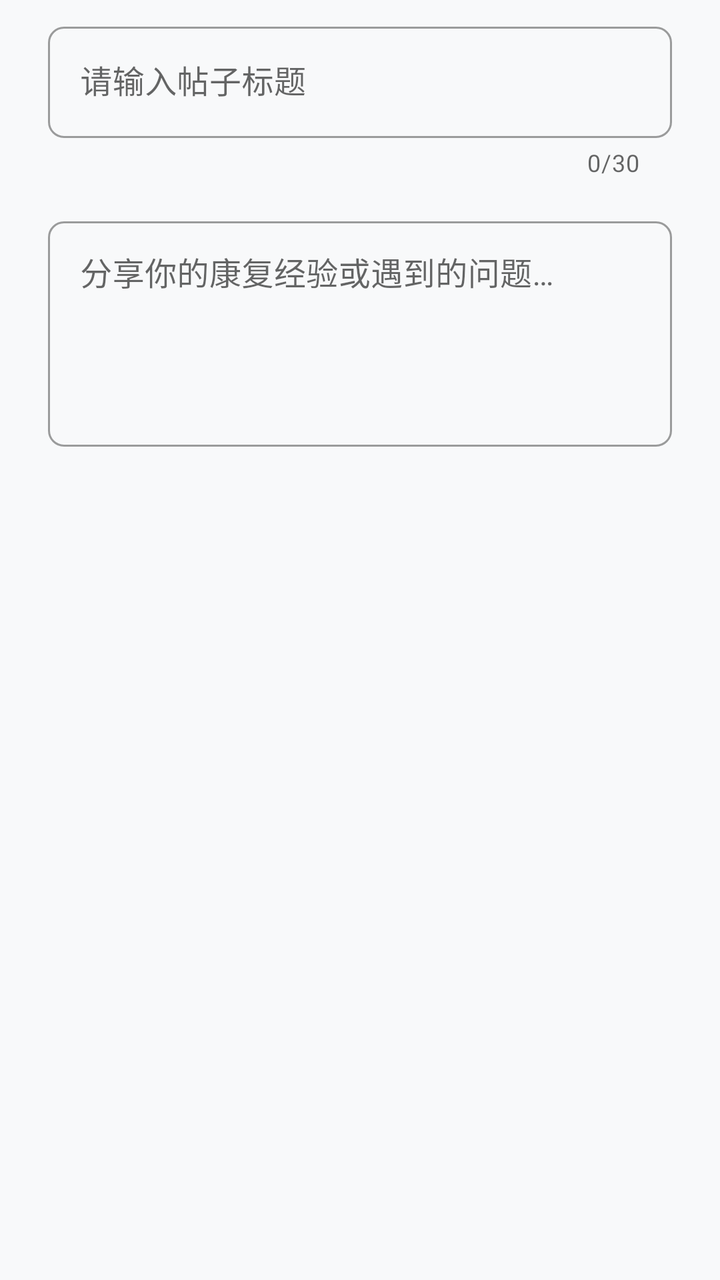
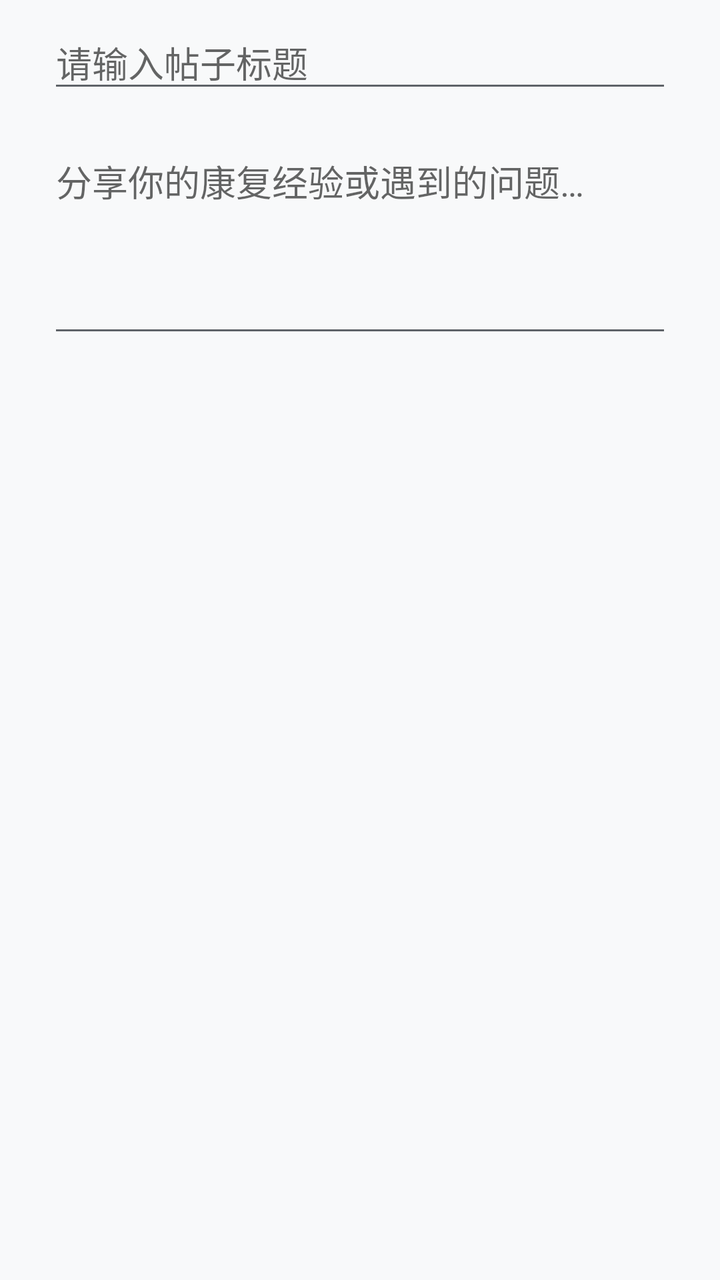

Before-and-after screenshots of an Android layout around one commit, followed by the original layout XML and the change that was made.
<!-- AndroidManifest.xml: application theme Theme.MyApplication -->
<!-- res/layout/view_dialog_create_post.xml -->
<?xml version="1.0" encoding="utf-8"?>
<LinearLayout xmlns:android="http://schemas.android.com/apk/res/android"
    xmlns:app="http://schemas.android.com/apk/res-auto"
    android:layout_width="match_parent"
    android:layout_height="wrap_content"
    android:orientation="vertical"
    android:paddingStart="24dp"
    android:paddingTop="8dp"
    android:paddingEnd="24dp"
    android:paddingBottom="8dp">

    <com.google.android.material.textfield.TextInputLayout
        android:id="@+id/til_post_title"
        style="@style/Widget.MaterialComponents.TextInputLayout.OutlinedBox"
        android:layout_width="match_parent"
        android:layout_height="wrap_content"
        android:hint="@string/community_post_title_hint"
        app:counterEnabled="true"
        app:counterMaxLength="30">

        <com.google.android.material.textfield.TextInputEditText
            android:id="@+id/et_post_title"
            android:layout_width="match_parent"
            android:layout_height="wrap_content"
            android:inputType="textCapSentences"
            android:maxLines="1" />
    </com.google.android.material.textfield.TextInputLayout>

    <com.google.android.material.textfield.TextInputLayout
        android:id="@+id/til_post_content"
        style="@style/Widget.MaterialComponents.TextInputLayout.OutlinedBox"
        android:layout_width="match_parent"
        android:layout_height="wrap_content"
        android:layout_marginTop="16dp"
        android:hint="@string/community_post_content_hint">

        <com.google.android.material.textfield.TextInputEditText
            android:id="@+id/et_post_content"
            android:layout_width="match_parent"
            android:layout_height="wrap_content"
            android:gravity="top"
            android:inputType="textMultiLine"
            android:minLines="4" />
    </com.google.android.material.textfield.TextInputLayout>

</LinearLayout>
<!-- resources referenced by this layout -->
<resources>
  <string name="community_post_content_hint">分享你的康复经验或遇到的问题…</string>
  <string name="community_post_title_hint">请输入帖子标题</string>
  <color name="colorPrimary">#1A73E8</color>
  <color name="colorPrimaryDark">#0D47A1</color>
  <color name="colorWhite">#FFFFFF</color>
  <color name="colorAccent">#00BFA5</color>
  <color name="colorAccentLight">#5DF2D6</color>
  <color name="colorBlack">#000000</color>
  <color name="colorBackground">#F8F9FA</color>
  <color name="colorTextPrimary">#202124</color>
  <color name="colorTextSecondary">#5F6368</color>
  <style name="Widget.MyApplication.Button" parent="Widget.MaterialComponents.Button">
          <item name="android:textColor">@color/colorWhite</item>
          <item name="android:textSize">16sp</item>
          <item name="android:letterSpacing">0</item>
          <item name="android:textAllCaps">false</item>
          <item name="android:paddingStart">24dp</item>
          <item name="android:paddingEnd">24dp</item>
          <item name="android:paddingTop">12dp</item>
          <item name="android:paddingBottom">12dp</item>
          <item name="cornerRadius">8dp</item>
          <item name="elevation">2dp</item>
      </style>
  <style name="Widget.MyApplication.TextInputLayout" parent="Widget.MaterialComponents.TextInputLayout.OutlinedBox">
          <item name="boxStrokeColor">@color/colorPrimary</item>
          <item name="hintTextColor">@color/colorPrimary</item>
          <item name="boxCornerRadiusBottomEnd">8dp</item>
          <item name="boxCornerRadiusBottomStart">8dp</item>
          <item name="boxCornerRadiusTopEnd">8dp</item>
          <item name="boxCornerRadiusTopStart">8dp</item>
          <item name="errorTextColor">@color/colorError</item>
      </style>
  <style name="Widget.MyApplication.CardView" parent="Widget.MaterialComponents.CardView">
          <item name="cardBackgroundColor">@color/colorCardBackground</item>
          <item name="cardCornerRadius">12dp</item>
          <item name="cardElevation">4dp</item>
          <item name="contentPadding">16dp</item>
          <item name="android:layout_margin">8dp</item>
      </style>
  <style name="Widget.MyApplication.BottomNavigationView" parent="Widget.MaterialComponents.BottomNavigationView">
          <item name="itemIconTint">@color/bottom_nav_item_color</item>
          <item name="itemTextColor">@color/bottom_nav_item_color</item>
          <item name="itemRippleColor">@color/colorPrimaryLight</item>
          <item name="elevation">8dp</item>
          <item name="labelVisibilityMode">labeled</item>
      </style>
  <color name="colorError">#DB4437</color>
  <color name="colorCardBackground">#FFFFFF</color>
  <color name="colorPrimaryLight">#64B5F6</color>
  <!-- unchanged entries left out for length: 1 -->
</resources>

<!-- the commit's change to res/layout/view_dialog_create_post.xml (unified diff, before → after) -->
@@ -1,6 +1,5 @@
 <?xml version="1.0" encoding="utf-8"?>
 <LinearLayout xmlns:android="http://schemas.android.com/apk/res/android"
-    xmlns:app="http://schemas.android.com/apk/res-auto"
     android:layout_width="match_parent"
     android:layout_height="wrap_content"
     android:orientation="vertical"
@@ -9,38 +8,22 @@
     android:paddingEnd="24dp"
     android:paddingBottom="8dp">
 
-    <com.google.android.material.textfield.TextInputLayout
-        android:id="@+id/til_post_title"
-        style="@style/Widget.MaterialComponents.TextInputLayout.OutlinedBox"
+    <EditText
+        android:id="@+id/input_post_title"
         android:layout_width="match_parent"
         android:layout_height="wrap_content"
         android:hint="@string/community_post_title_hint"
-        app:counterEnabled="true"
-        app:counterMaxLength="30">
+        android:inputType="textCapSentences"
+        android:maxLines="1" />
 
-        <com.google.android.material.textfield.TextInputEditText
-            android:id="@+id/et_post_title"
-            android:layout_width="match_parent"
-            android:layout_height="wrap_content"
-            android:inputType="textCapSentences"
-            android:maxLines="1" />
-    </com.google.android.material.textfield.TextInputLayout>
-
-    <com.google.android.material.textfield.TextInputLayout
-        android:id="@+id/til_post_content"
-        style="@style/Widget.MaterialComponents.TextInputLayout.OutlinedBox"
+    <EditText
+        android:id="@+id/input_post_content"
         android:layout_width="match_parent"
         android:layout_height="wrap_content"
         android:layout_marginTop="16dp"
-        android:hint="@string/community_post_content_hint">
-
-        <com.google.android.material.textfield.TextInputEditText
-            android:id="@+id/et_post_content"
-            android:layout_width="match_parent"
-            android:layout_height="wrap_content"
-            android:gravity="top"
-            android:inputType="textMultiLine"
-            android:minLines="4" />
-    </com.google.android.material.textfield.TextInputLayout>
+        android:gravity="top"
+        android:hint="@string/community_post_content_hint"
+        android:inputType="textMultiLine"
+        android:minLines="4" />
 
 </LinearLayout>
